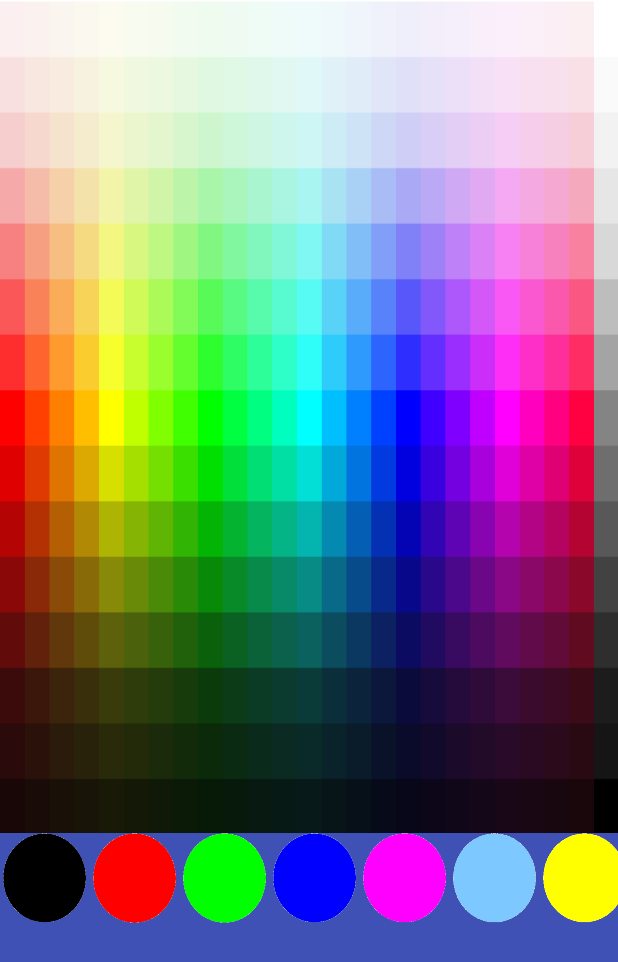
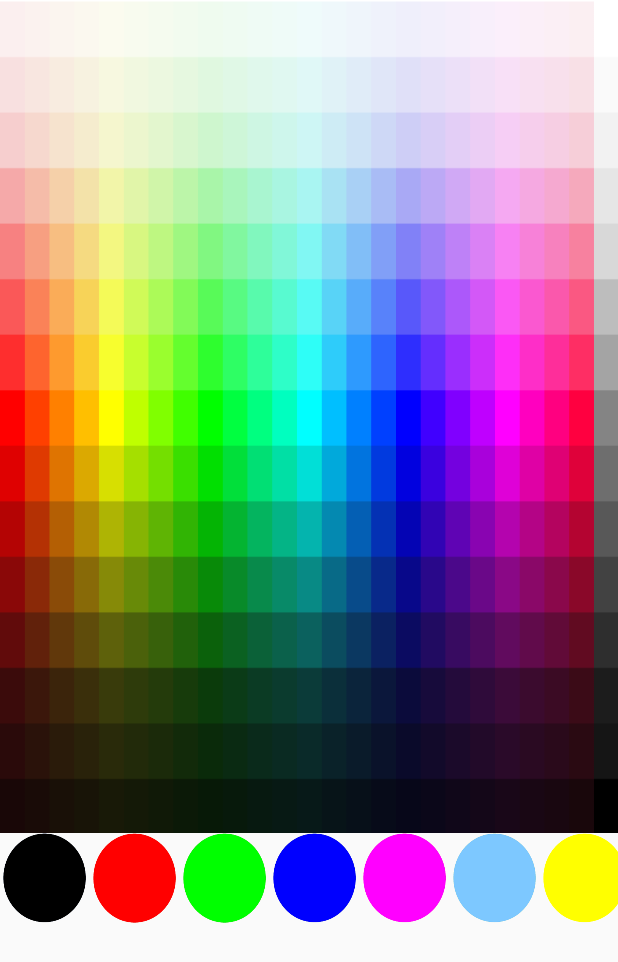
Before and after one commit to ae878/SE_P_REWIND, an Android app: the layout popup_spectrum.xml on its own in the app's theme, with its tools: preview values and no code run, on a phone screen of 412 x 824 dp. Shown: the top 962 px of the screen. Run offline under Robolectric (Android 15) with nearby library versions, the phone set to English and light mode, and no system bars.

```diff
--- a/app/src/main/AndroidManifest.xml
+++ b/app/src/main/AndroidManifest.xml
@@ -24,6 +24,7 @@
         <activity android:name=".SpectrumActivity"
             android:launchMode="singleInstance"
             android:screenOrientation="portrait"
+            android:windowSoftInputMode="stateAlwaysHidden"
         android:theme="@android:style/Theme.Translucent"        />
         <activity android:name=".DrawActivity"/>
         <activity android:name=".SavePopActivity" android:theme="@android:style/Theme.DeviceDefault.Light.Dialog"/>
--- a/app/src/main/java/rewind/hanyang/se/rewind_se/Pen.java
+++ b/app/src/main/java/rewind/hanyang/se/rewind_se/Pen.java
@@ -22,7 +22,7 @@ public class Pen extends Paint {
     //    this.setStrokeCap(Cap.ROUND);
 
         //this.setDither(true);
-        this.setAlpha(20);
+      //  this.setAlpha(20);
        // this.setStrokeJoin(Join.ROUND);
        // this.setStrokeCap(Cap.ROUND);
     }
--- a/app/src/main/res/layout/popup_spectrum.xml
+++ b/app/src/main/res/layout/popup_spectrum.xml
@@ -2,7 +2,6 @@
 <LinearLayout xmlns:android="http://schemas.android.com/apk/res/android"
     android:orientation="vertical" android:layout_width="match_parent"
     android:layout_height="match_parent"
-    android:background="@color/colorPrimary"
     android:id="@+id/popupSpectrum"
     android:weightSum="1">
 
@@ -13,9 +12,13 @@
         android:src="@drawable/spectrum2"
         android:id="@+id/spectrumImage"
         android:scaleType="fitXY" />
+
     <LinearLayout
         android:layout_width="wrap_content"
-        android:layout_height="wrap_content">
+        android:layout_height="wrap_content"
+
+        android:focusable="true"
+        android:focusableInTouchMode="true">
 
     <ImageView
         android:layout_width="60dp"
@@ -88,5 +91,20 @@
             android:layout_height="wrap_content"
             android:id="@+id/spectrumRGB"/>
 
+        <ImageView
+            android:layout_height="70dp"
+             android:layout_width="70dp"
+            android:id="@+id/showcolor"/>
+        <Button
+            android:layout_width="wrap_content"
+            android:layout_height="wrap_content"
+            android:text="명암 up"/>
+
+        <Button
+            android:layout_width="wrap_content"
+            android:layout_height="wrap_content"
+            android:text="다운 up"/>
+
+
     </LinearLayout>
 </LinearLayout>
```
Also changed, not shown: app/src/main/java/rewind/hanyang/se/rewind_se/SpectrumActivity.java (+10 -13 lines), app/src/main/res/drawable/showcolor.png (added), 77 other files.
